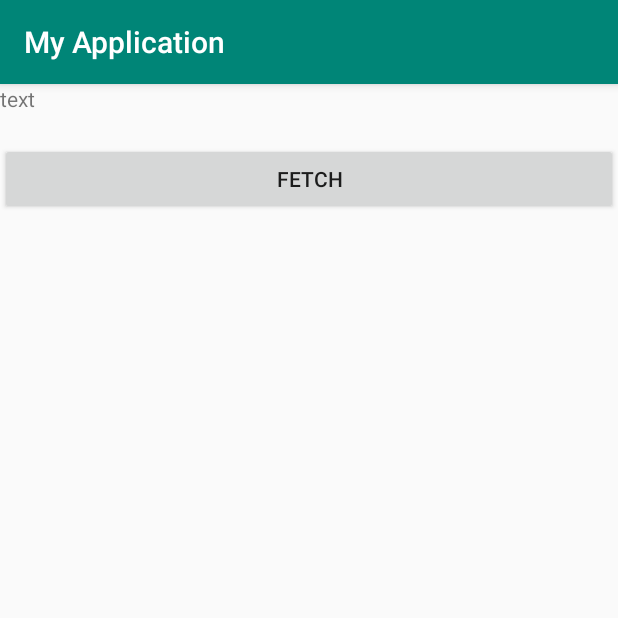
After one commit to theshivamlko/DeepakAndroidClass, an Android app: the Networking screen opened directly, with no data from a screen before it, on a phone screen of 412 x 824 dp, the top half of it. The commit adds this screen. Run offline under Robolectric (Android 15) with nearby library versions, the phone set to English and light mode, and no system bars; our stand-ins replace Picasso; pictures from the network do not load.

Commit message:
networking

```diff
--- a/Starter/app/build.gradle
+++ b/Starter/app/build.gradle
@@ -26,4 +26,9 @@ dependencies {
     androidTestImplementation 'com.android.support.test:runner:1.0.2'
     androidTestImplementation 'com.android.support.test.espresso:espresso-core:3.0.2'
     implementation 'org.jetbrains:annotations-java5:15.0'
+    implementation 'com.squareup.picasso:picasso:2.71828'
+
+    implementation "com.android.support:support-compat:28.0.0"
+
+
 }
--- a/Starter/app/src/main/AndroidManifest.xml
+++ b/Starter/app/src/main/AndroidManifest.xml
@@ -7,7 +7,6 @@
     <uses-permission android:name="android.permission.WRITE_EXTERNAL_STORAGE" />
     <uses-permission android:name="android.permission.READ_EXTERNAL_STORAGE" />
 
-
     <application
         android:allowBackup="true"
         android:icon="@mipmap/ic_launcher"
@@ -15,7 +14,8 @@
         android:roundIcon="@mipmap/ic_launcher_round"
         android:supportsRtl="true"
         android:theme="@style/AppTheme">
-        <activity android:name=".FragmentActivity"></activity>
+        <activity android:name=".Networking"></activity>
+        <activity android:name=".FragmentActivity" />
         <activity android:name=".SQLite" />
         <activity android:name=".Broadcast" />
         <activity android:name=".ListsActivity" />
--- /dev/null
+++ b/Starter/app/src/main/res/drawable/ic_image_black_24dp.xml
@@ -0,0 +1,9 @@
+<vector xmlns:android="http://schemas.android.com/apk/res/android"
+        android:width="24dp"
+        android:height="24dp"
+        android:viewportWidth="24.0"
+        android:viewportHeight="24.0">
+    <path
+        android:fillColor="#FF000000"
+        android:pathData="M21,19V5c0,-1.1 -0.9,-2 -2,-2H5c-1.1,0 -2,0.9 -2,2v14c0,1.1 0.9,2 2,2h14c1.1,0 2,-0.9 2,-2zM8.5,13.5l2.5,3.01L14.5,12l4.5,6H5l3.5,-4.5z"/>
+</vector>
--- /dev/null
+++ b/Starter/app/src/main/res/layout/activity_networking.xml
@@ -0,0 +1,27 @@
+<?xml version="1.0" encoding="utf-8"?>
+<LinearLayout xmlns:android="http://schemas.android.com/apk/res/android"
+    xmlns:app="http://schemas.android.com/apk/res-auto"
+    xmlns:tools="http://schemas.android.com/tools"
+    android:layout_width="match_parent"
+    android:layout_height="match_parent"
+    android:orientation="vertical"
+    tools:context=".Networking">
+
+    <ImageView
+        android:layout_width="match_parent"
+        android:layout_height="wrap_content"
+        android:id="@+id/pic"/>
+    <TextView
+        android:id="@+id/text"
+        android:text="text"
+        android:layout_width="match_parent"
+        android:layout_height="wrap_content" />
+
+    <Button
+        android:id="@+id/btn"
+        android:layout_marginTop="20dp"
+        android:layout_width="match_parent"
+        android:layout_height="wrap_content"
+        android:text="FETCH" />
+
+</LinearLayout>
```
Also changed, not shown: Starter/app/src/main/java/com/example/myapplication/HomePage.java (+18 -5 lines), Starter/app/src/main/java/com/example/myapplication/Networking.java (added, +200 -0 lines), Starter/app/src/main/res/layout/activity_home_page.xml (+7 -0 lines).
